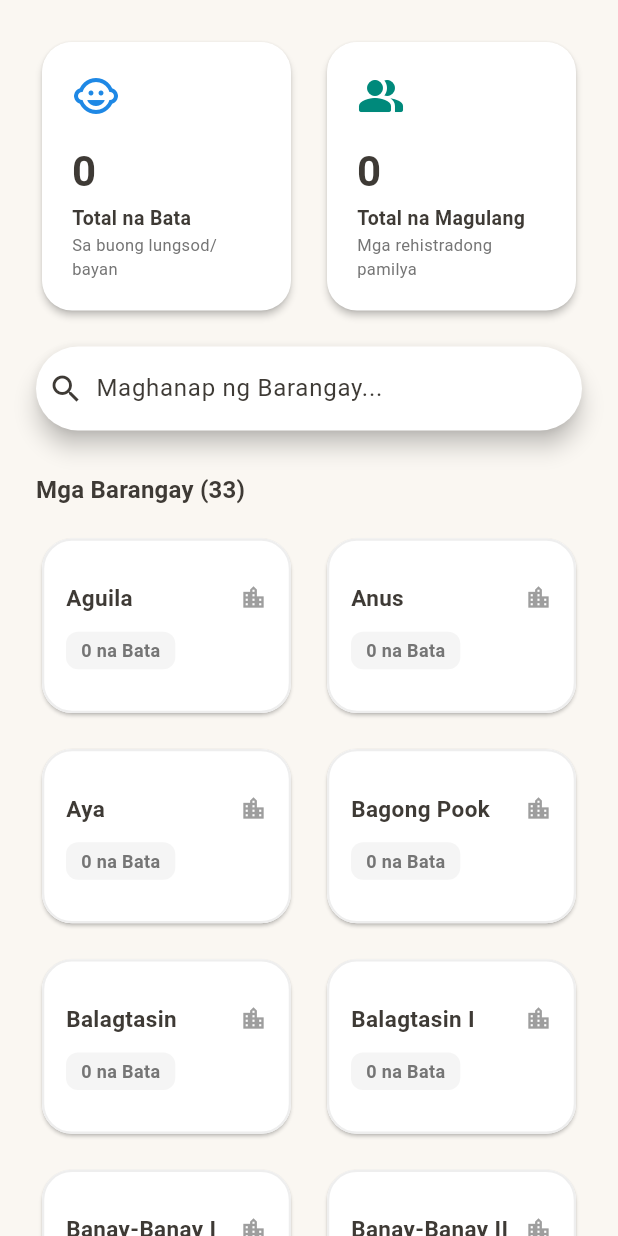
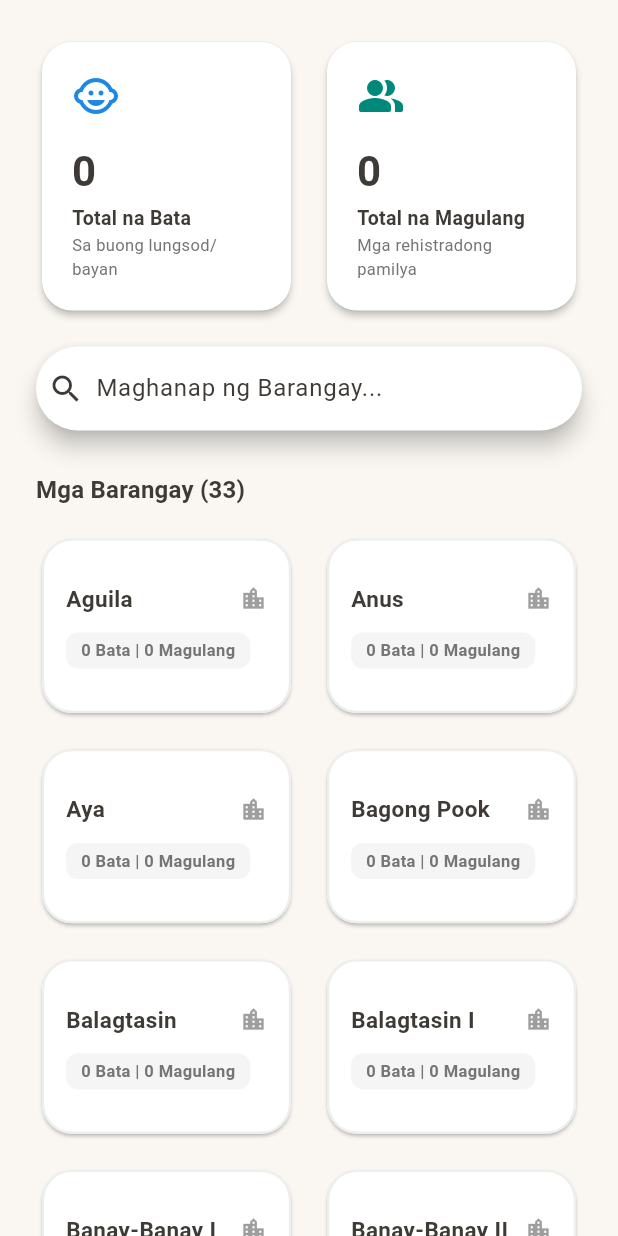
Before and after one commit to cassandramercado45/KalingaKids, a Flutter app: the AdminDashboardScreen screen opened directly, on a phone screen of 412 x 824 dp. Run offline on Flutter 3.47's test engine with Material 3 defaults, Android fonts, the light colour scheme and no system bars; our stand-ins replace shared_preferences; accounts and stored records are empty.

Commit message:
Updated project

```diff
--- a/lib/screens/admin/admin_dashboard_screen.dart
+++ b/lib/screens/admin/admin_dashboard_screen.dart
@@ -26,19 +26,7 @@ class _AdminDashboardScreenState extends State<AdminDashboardScreen> {
     final children = appState.children;
 
     // Calculate total unique parents dynamically
-    final Set<String> parentEmails = {};
-    for (var child in children) {
-      if (child.id == 'c1') {
-        parentEmails.add('carmelita.mercado@gmail.com');
-      } else if (child.id == 'c2') {
-        parentEmails.add('maria.delacruz@gmail.com');
-      } else if (child.id == 'c3') {
-        parentEmails.add('elena.santos@gmail.com');
-      } else {
-        parentEmails.add(appState.userEmail.isEmpty ? 'magulang.demo@gmail.com' : appState.userEmail);
-      }
-    }
-    final totalParents = parentEmails.length;
+    final totalParents = children.map((c) => c.parentEmail).toSet().length;
 
     // Filter barangays based on search query
     final filteredBarangays = kBarangays.where((b) {
@@ -142,8 +130,10 @@ class _AdminDashboardScreenState extends State<AdminDashboardScreen> {
                     itemCount: filteredBarangays.length,
                     itemBuilder: (context, index) {
                        final barangay = filteredBarangays[index];
-                      // Calculate registered children in this Barangay
-                      final childCount = children.where((c) => c.barangay == barangay).length;
+                       // Calculate registered children and parents in this Barangay
+                       final barangayChildren = children.where((c) => c.barangay == barangay);
+                       final childCount = barangayChildren.length;
+                       final parentCount = barangayChildren.map((c) => c.parentEmail).toSet().length;
 
                        return Card(
                          elevation: 1,
@@ -204,9 +194,11 @@ class _AdminDashboardScreenState extends State<AdminDashboardScreen> {
                                      borderRadius: BorderRadius.circular(8),
                                    ),
                                    child: Text(
-                                    childCount == 1 ? '1 Bata' : '$childCount na Bata',
+                                     childCount == 0
+                                         ? '0 Bata | 0 Magulang'
+                                         : '${childCount == 1 ? '1 Bata' : '$childCount na Bata'} | ${parentCount == 1 ? '1 Magulang' : '$parentCount na Magulang'}',
                                      style: TextStyle(
-                                      fontSize: 12,
+                                       fontSize: 11,
                                        fontWeight: FontWeight.bold,
                                        color: childCount > 0
                                            ? theme.colorScheme.onPrimaryContainer
--- a/lib/screens/auth/login_screen.dart
+++ b/lib/screens/auth/login_screen.dart
@@ -125,7 +125,7 @@ class _LoginScreenState extends State<LoginScreen> {
                           selectedColor: Colors.white,
                           fillColor: theme.colorScheme.primary,
                           color: theme.colorScheme.primary,
-                          constraints: const BoxConstraints(minHeight: 45, minWidth: 150),
+                          constraints: const BoxConstraints(minHeight: 45, minWidth: 105),
                           isSelected: [_userType == 'Magulang', _userType == 'Admin'],
                           onPressed: (index) {
                             setState(() {
--- a/lib/screens/wellness/growth_monitoring_screen.dart
+++ b/lib/screens/wellness/growth_monitoring_screen.dart
@@ -222,7 +222,7 @@ class _GrowthMonitoringScreenState extends State<GrowthMonitoringScreen> {
                               ),
                             ),
                             title: Text('Taas: ${rec.height} cm | Timbang: ${rec.weight} kg'),
-                            subtitle: Text('Edad: $ageAtRecord | Petsa: $formattedDate\nBMI: ${rec.bmi.toStringAsFixed(1)} ($bmiInterpretation)'),
+                            subtitle: Text('Edad: $ageAtRecord | Petsa: $formattedDate\nBMI: ${rec.bmi.toStringAsFixed(1)}\n${bmiInterpretation.replaceAll(' | ', '\n')}'),
                           ),
                         );
                       },
```
Also changed, not shown: lib/models/child_model.dart (+70 -28 lines), lib/screens/wellness/wellness_screen.dart (+10 -1 lines), lib/services/app_state.dart (+42 -8 lines), lib/widgets/add_child_dialog.dart (+8 -0 lines). Lines whose indentation alone changed are shown as unchanged.
